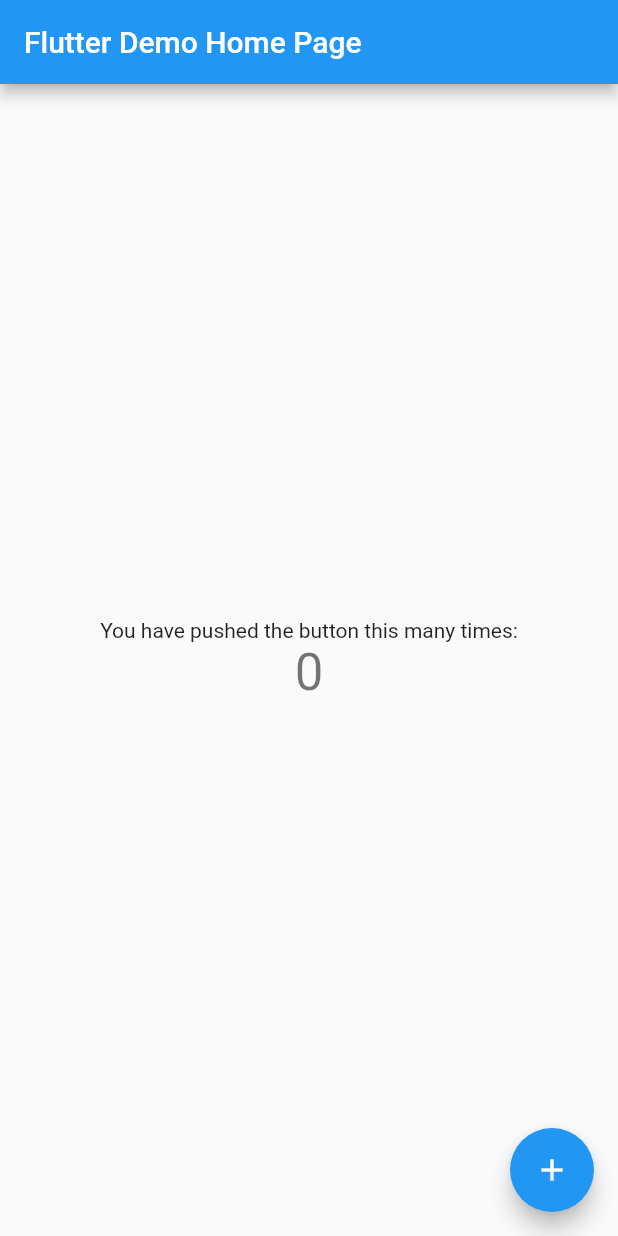
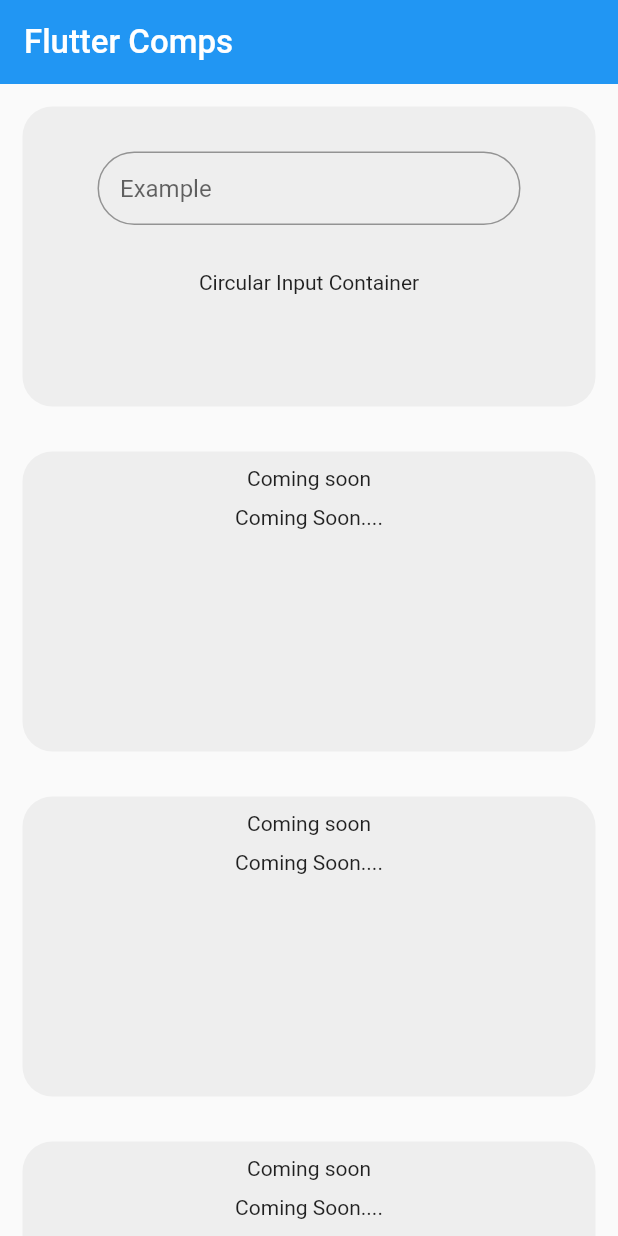
Before and after one commit to ManiSai26/FlutterComps, a Flutter app: the screen it shows after launch, on a phone screen of 412 x 824 dp. Run offline on Flutter 3.47's test engine with Material 2 defaults, Android fonts, the phone set to English and light mode, and no system bars; Roboto replaces fonts that are missing (Poppins).

Commit message:
Input Container started

```diff
--- /dev/null
+++ b/lib/Screens/Codescreen.dart
@@ -0,0 +1,13 @@
+import 'package:flutter/material.dart';
+class CodeScreen extends StatelessWidget {
+  const CodeScreen({Key? key}) : super(key: key);
+
+  @override
+  Widget build(BuildContext context) {
+    return const Scaffold(
+      body: Center(
+        child: Text('Code Screen'),
+      ),
+    );
+  }
+}
--- /dev/null
+++ b/lib/Screens/screens.dart
@@ -0,0 +1 @@
+export 'Codescreen.dart';
--- /dev/null
+++ b/lib/Widgets/CircularInputContainer.dart
@@ -0,0 +1,29 @@
+import 'package:flutter/material.dart';
+
+class CircularInputContainer extends StatelessWidget {
+  final String label;
+   TextEditingController controller=TextEditingController();
+
+   CircularInputContainer({
+    Key? key,
+    required this.label,
+  }) : super(key: key);
+
+  @override
+  Widget build(BuildContext context) {
+    return Container(
+      //color: Colors.orange,
+      padding: const EdgeInsets.fromLTRB(40.0, 20.0, 40.0, 20.0),
+      child: TextField(
+        controller: controller,
+        decoration: InputDecoration(
+          hintText: label,
+          contentPadding: const EdgeInsets.all(15),
+          border: OutlineInputBorder(
+              borderRadius: BorderRadius.circular(30.0)
+          ),
+        ),
+      ),
+    );
+  }
+}
--- /dev/null
+++ b/lib/Widgets/PreviewBox.dart
@@ -0,0 +1,41 @@
+import 'package:flutter/material.dart';
+import 'package:flutter/widgets.dart';
+import 'package:flutter_comps/Screens/screens.dart';
+import 'widgets.dart';
+class PreviewBox extends StatelessWidget {
+  final int index;
+  const  PreviewBox({Key? key,required this.index}) : super(key: key);
+  static List<Widget> components=[CircularInputContainer(label: 'Example')];
+  static List<String> labels=['Circular Input Container'];
+  @override
+  Widget build(BuildContext context) {
+    return
+        InkWell(
+          focusColor: Colors.white,
+          hoverColor: Colors.white,
+          onTap: ()=>{
+            Navigator.of(context).push(MaterialPageRoute(builder: (context)=>
+              CodeScreen(),
+          )),
+          },
+
+           child:   Container(
+                margin:const  EdgeInsets.all(15),
+                padding:const  EdgeInsets.all(10),
+                height: 200,
+                decoration: BoxDecoration(
+                  shape: BoxShape.rectangle,
+                  color: Colors.grey[200],
+                  borderRadius:const BorderRadius.all(Radius.circular(20.0)),
+                ),
+                child:Column(children: [
+                  index <= 0 ? components[index] : const Text('Coming soon'),
+                  SizedBox(height: 10,),
+                  Text(index<=0? labels[index]:'Coming Soon....'),
+                ],),
+
+              ),
+          );
+
+  }
+}
--- /dev/null
+++ b/lib/Widgets/widgets.dart
@@ -0,0 +1,2 @@
+export 'PreviewBox.dart';
+export 'CircularInputContainer.dart';
--- a/lib/main.dart
+++ b/lib/main.dart
@@ -1,5 +1,5 @@
 import 'package:flutter/material.dart';
-
+import 'Widgets/widgets.dart';
 void main() {
   runApp(const MyApp());
 }
@@ -7,39 +7,20 @@
 class MyApp extends StatelessWidget {
   const MyApp({Key? key}) : super(key: key);
 
-  // This widget is the root of your application.
   @override
   Widget build(BuildContext context) {
     return MaterialApp(
-      title: 'Flutter Demo',
+      title: 'Flutter Comps',
       theme: ThemeData(
-        // This is the theme of your application.
-        //
-        // Try running your application with "flutter run". You'll see the
-        // application has a blue toolbar. Then, without quitting the app, try
-        // changing the primarySwatch below to Colors.green and then invoke
-        // "hot reload" (press "r" in the console where you ran "flutter run",
-        // or simply save your changes to "hot reload" in a Flutter IDE).
-        // Notice that the counter didn't reset back to zero; the application
-        // is not restarted.
         primarySwatch: Colors.blue,
       ),
-      home: const MyHomePage(title: 'Flutter Demo Home Page'),
+      home: const MyHomePage(title: 'Flutter Comps'),
     );
   }
 }
 
 class MyHomePage extends StatefulWidget {
   const MyHomePage({Key? key, required this.title}) : super(key: key);
-
-  // This widget is the home page of your application. It is stateful, meaning
-  // that it has a State object (defined below) that contains fields that affect
-  // how it looks.
-
-  // This class is the configuration for the state. It holds the values (in this
-  // case the title) provided by the parent (in this case the App widget) and
-  // used by the build method of the State. Fields in a Widget subclass are
-  // always marked "final".
 
   final String title;
 
@@ -48,19 +29,6 @@
 }
 
 class _MyHomePageState extends State<MyHomePage> {
-  int _counter = 0;
-
-  void _incrementCounter() {
-    setState(() {
-      // This call to setState tells the Flutter framework that something has
-      // changed in this State, which causes it to rerun the build method below
-      // so that the display can reflect the updated values. If we changed
-      // _counter without calling setState(), then the build method would not be
-      // called again, and so nothing would appear to happen.
-      _counter++;
-    });
-  }
-
   @override
   Widget build(BuildContext context) {
     // This method is rerun every time setState is called, for instance as done
@@ -69,47 +37,25 @@
     // The Flutter framework has been optimized to make rerunning build methods
     // fast, so that you can just rebuild anything that needs updating rather
     // than having to individually change instances of widgets.
-    return Scaffold(
-      appBar: AppBar(
-        // Here we take the value from the MyHomePage object that was created by
-        // the App.build method, and use it to set our appbar title.
-        title: Text(widget.title),
+    return  const Scaffold(
+      body: CustomScrollView(
+        slivers: [
+           SliverAppBar(
+            title: Text(
+              'Flutter Comps',
+              style: TextStyle(
+                fontSize: 22,
+                fontFamily: 'Poppins', //TODO: change font to poppins,
+              ),
+            ),
+             pinned: true,
+          ),
+          SliverToBoxAdapter(child: PreviewBox(index: 0)),
+          SliverToBoxAdapter(child: PreviewBox(index: 1)),
+          SliverToBoxAdapter(child: PreviewBox(index: 2)),
+          SliverToBoxAdapter(child: PreviewBox(index: 3)),
+        ],
       ),
-      body: Center(
-        // Center is a layout widget. It takes a single child and positions it
-        // in the middle of the parent.
-        child: Column(
-          // Column is also a layout widget. It takes a list of children and
-          // arranges them vertically. By default, it sizes itself to fit its
-          // children horizontally, and tries to be as tall as its parent.
-          //
-          // Invoke "debug painting" (press "p" in the console, choose the
-          // "Toggle Debug Paint" action from the Flutter Inspector in Android
-          // Studio, or the "Toggle Debug Paint" command in Visual Studio Code)
-          // to see the wireframe for each widget.
-          //
-          // Column has various properties to control how it sizes itself and
-          // how it positions its children. Here we use mainAxisAlignment to
-          // center the children vertically; the main axis here is the vertical
-          // axis because Columns are vertical (the cross axis would be
-          // horizontal).
-          mainAxisAlignment: MainAxisAlignment.center,
-          children: <Widget>[
-            const Text(
-              'You have pushed the button this many times:',
-            ),
-            Text(
-              '$_counter',
-              style: Theme.of(context).textTheme.headline4,
-            ),
-          ],
-        ),
-      ),
-      floatingActionButton: FloatingActionButton(
-        onPressed: _incrementCounter,
-        tooltip: 'Increment',
-        child: const Icon(Icons.add),
-      ), // This trailing comma makes auto-formatting nicer for build methods.
     );
   }
 }
```
